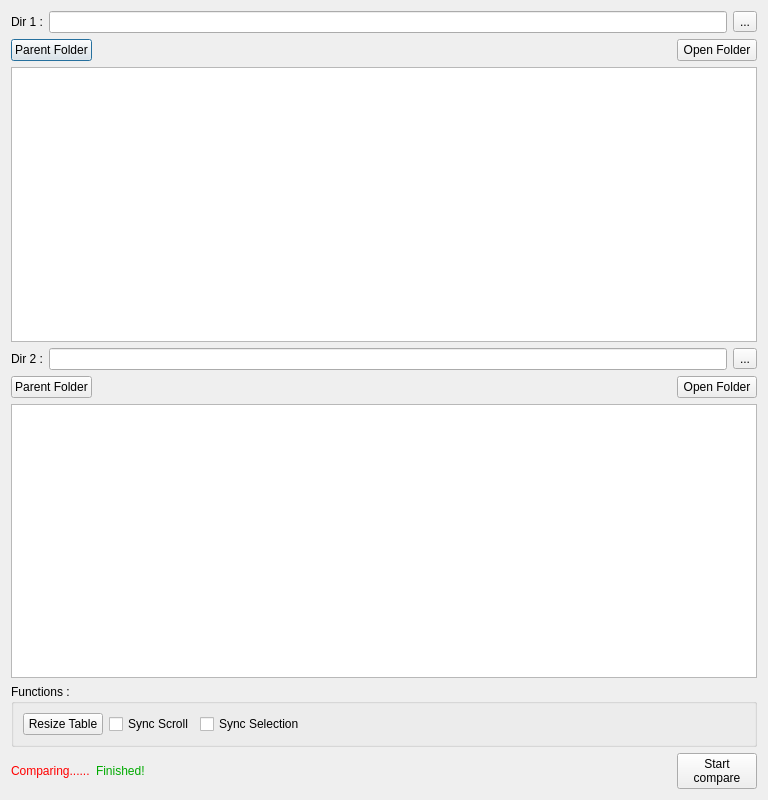
This is CDMainWindow.ui in liyiji/riderapmoc as Qt 5 draws it before an edit. The edited form follows.
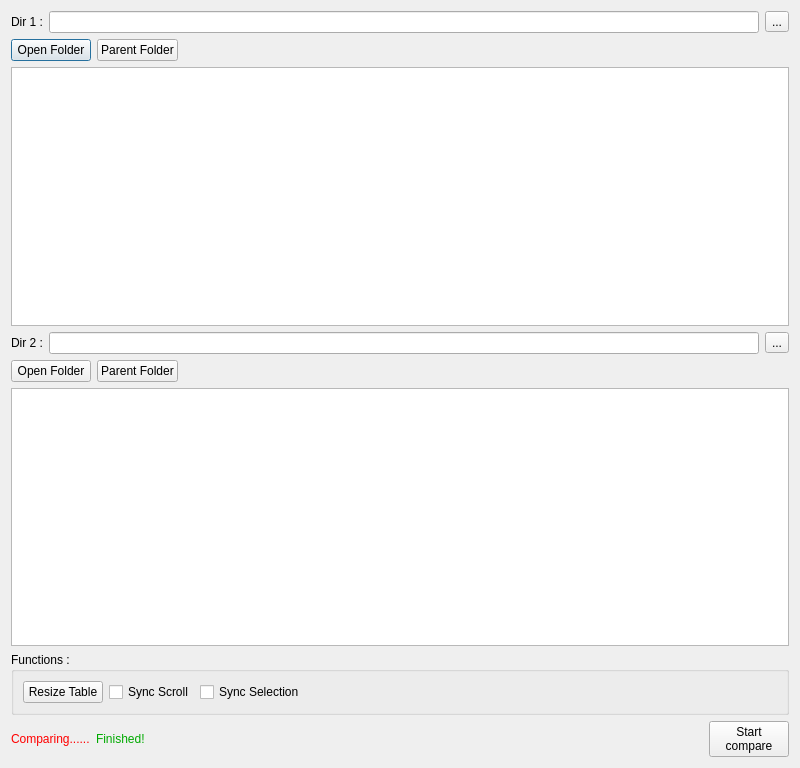
This is the edited form. Custom widgets are drawn as their Qt base class.

Diff of the .ui file:
```diff
--- a/CDMainWindow.ui
+++ b/CDMainWindow.ui
@@ -6,8 +6,8 @@
    <rect>
     <x>0</x>
     <y>0</y>
-    <width>768</width>
-    <height>800</height>
+    <width>800</width>
+    <height>768</height>
    </rect>
   </property>
   <property name="windowTitle">
@@ -41,6 +41,13 @@
    </item>
    <item row="1" column="0">
     <layout class="QHBoxLayout" name="horizontalLayout_4">
+     <item>
+      <widget class="QPushButton" name="pushButton_3">
+       <property name="text">
+        <string>Open Folder</string>
+       </property>
+      </widget>
+     </item>
      <item>
       <widget class="QPushButton" name="pushButton_2">
        <property name="text">
@@ -61,13 +68,6 @@
        </property>
       </spacer>
      </item>
-     <item>
-      <widget class="QPushButton" name="pushButton_3">
-       <property name="text">
-        <string>Open Folder</string>
-       </property>
-      </widget>
-     </item>
     </layout>
    </item>
    <item row="2" column="0">
@@ -100,6 +100,13 @@
    </item>
    <item row="4" column="0">
     <layout class="QHBoxLayout" name="horizontalLayout_5">
+     <item>
+      <widget class="QPushButton" name="pushButton_5">
+       <property name="text">
+        <string>Open Folder</string>
+       </property>
+      </widget>
+     </item>
      <item>
       <widget class="QPushButton" name="pushButton_4">
        <property name="text">
@@ -120,13 +127,6 @@
        </property>
       </spacer>
      </item>
-     <item>
-      <widget class="QPushButton" name="pushButton_5">
-       <property name="text">
-        <string>Open Folder</string>
-       </property>
-      </widget>
-     </item>
     </layout>
    </item>
    <item row="5" column="0">
```
